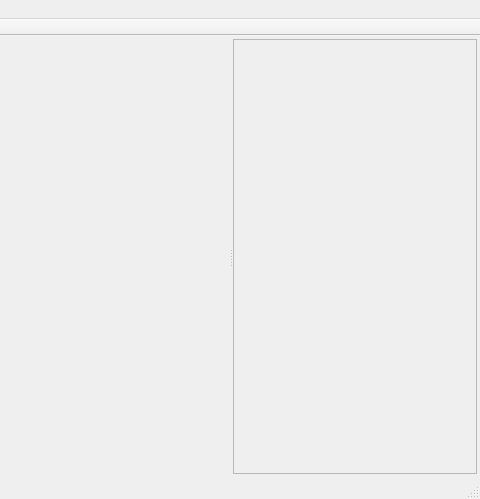
This is PoolShark/MainWindow.ui in saraiza/PoolShark as Qt 5 draws it before an edit; both pictures show x 397 to 877 and y 0 to 499 of the 877 by 499 pixel window. The edited form follows.
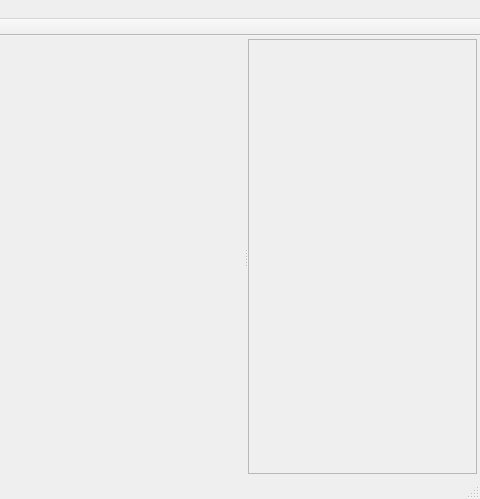
This is the edited form. Custom widgets are drawn as their Qt base class.

Patch:
```diff
--- a/PoolShark/MainWindow.ui
+++ b/PoolShark/MainWindow.ui
@@ -44,7 +44,44 @@
          </size>
         </property>
        </widget>
-       <widget class="QWidget" name="wParams" native="true"/>
+       <widget class="QWidget" name="wParams" native="true">
+        <layout class="QVBoxLayout" name="paramsLayout">
+         <property name="spacing">
+          <number>1</number>
+         </property>
+         <property name="leftMargin">
+          <number>1</number>
+         </property>
+         <property name="topMargin">
+          <number>1</number>
+         </property>
+         <property name="rightMargin">
+          <number>1</number>
+         </property>
+         <property name="bottomMargin">
+          <number>1</number>
+         </property>
+         <item>
+          <widget class="ParamWidgetFloat" name="wFloatExample" native="true"/>
+         </item>
+         <item>
+          <widget class="ParamWidgetInt" name="wIntExample" native="true"/>
+         </item>
+         <item>
+          <spacer name="verticalSpacer">
+           <property name="orientation">
+            <enum>Qt::Vertical</enum>
+           </property>
+           <property name="sizeHint" stdset="0">
+            <size>
+             <width>20</width>
+             <height>411</height>
+            </size>
+           </property>
+          </spacer>
+         </item>
+        </layout>
+       </widget>
       </widget>
       <widget class="QFrame" name="wImages">
        <property name="frameShape">
@@ -109,6 +146,20 @@
   </action>
  </widget>
  <layoutdefault spacing="6" margin="11"/>
+ <customwidgets>
+  <customwidget>
+   <class>ParamWidgetFloat</class>
+   <extends>QWidget</extends>
+   <header>ParamWidgetFloat.h</header>
+   <container>1</container>
+  </customwidget>
+  <customwidget>
+   <class>ParamWidgetInt</class>
+   <extends>QWidget</extends>
+   <header>ParamWidgetInt.h</header>
+   <container>1</container>
+  </customwidget>
+ </customwidgets>
  <resources>
   <include location="PoolShark.qrc"/>
  </resources>
```
